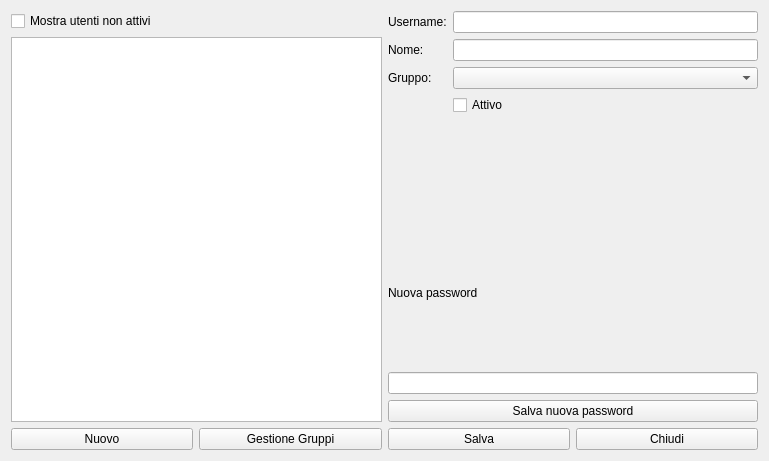
Qt form hgestioneutenti.ui (fblabs/hamlet-mod-sancon) before a commit.
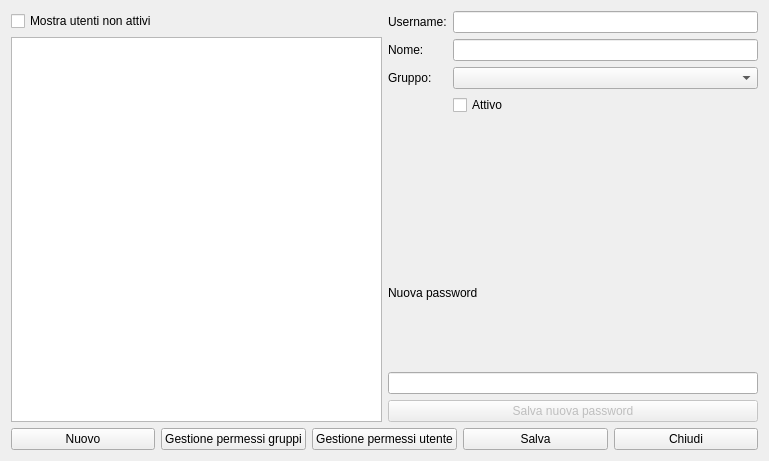
The same form after that commit. Icons and pictures are not drawn.

Diff of the .ui file:
```diff
--- a/hgestioneutenti.ui
+++ b/hgestioneutenti.ui
@@ -96,6 +96,9 @@
            </item>
            <item>
             <widget class="QPushButton" name="pbNuovaPassword">
+             <property name="enabled">
+              <bool>false</bool>
+             </property>
              <property name="text">
               <string>Salva nuova password</string>
              </property>
@@ -130,10 +133,30 @@
          </property>
         </widget>
        </item>
+       <item>
+        <widget class="QPushButton" name="pbUserPermissions">
+         <property name="enabled">
+          <bool>true</bool>
+         </property>
+         <property name="text">
+          <string>Gestione permessi gruppi</string>
+         </property>
+         <property name="icon">
+          <iconset resource="icons.qrc">
+           <normaloff>:/Resources/Bar-chart64.png</normaloff>:/Resources/Bar-chart64.png</iconset>
+         </property>
+         <property name="iconSize">
+          <size>
+           <width>32</width>
+           <height>32</height>
+          </size>
+         </property>
+        </widget>
+       </item>
        <item>
         <widget class="QPushButton" name="pbGroups">
          <property name="text">
-          <string>Gestione Gruppi</string>
+          <string>Gestione permessi utente</string>
          </property>
          <property name="icon">
           <iconset resource="icons.qrc">
```
Left out of the diff: 12 changed lines with no effect on the pictures.
